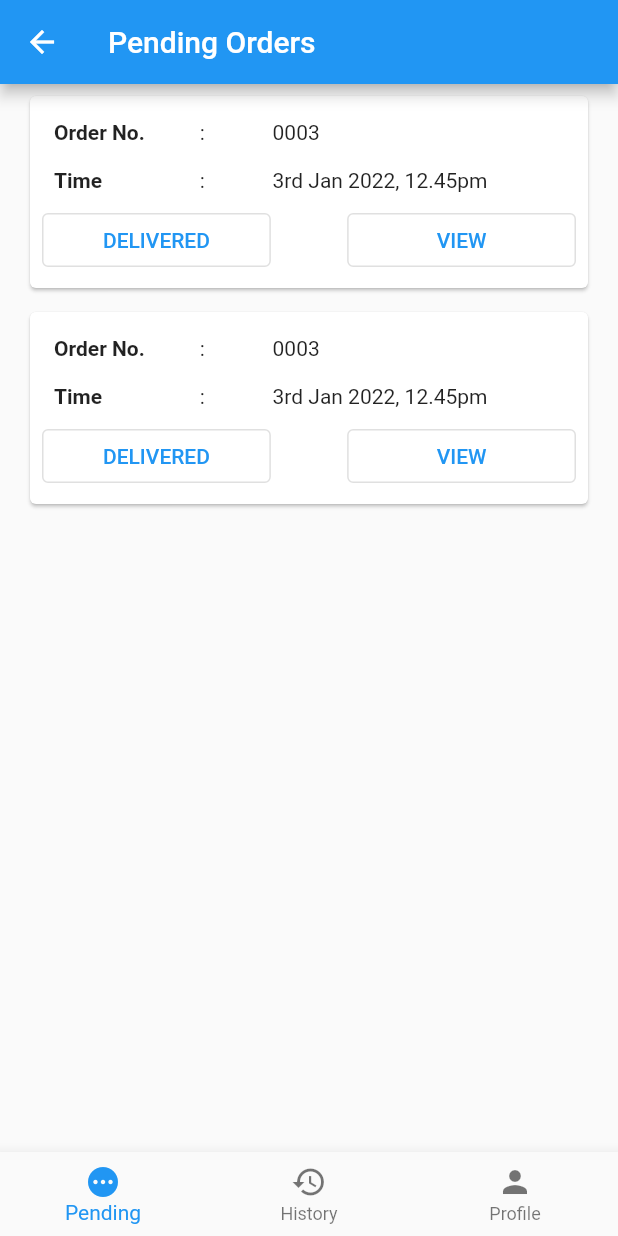
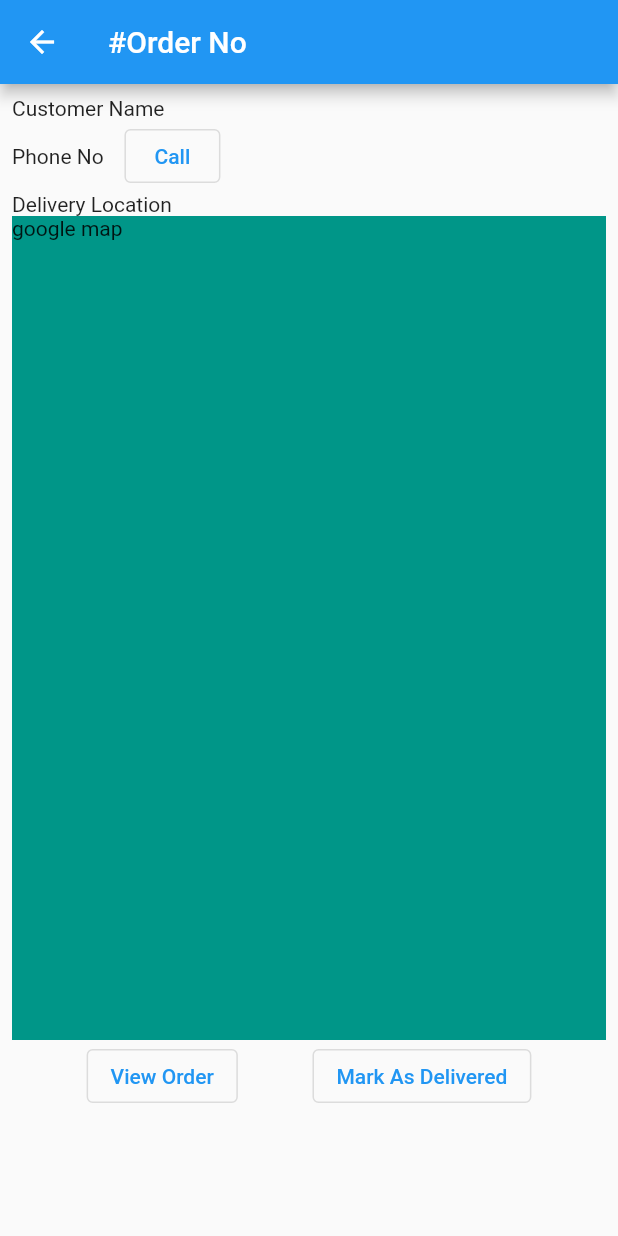
Before and after one commit to HasiruNMP/FoodOrderDeliverySystem, a Flutter app: the OrderView screen opened directly, after a tap on "VIEW", on a phone screen of 412 x 824 dp. Run offline on Flutter 3.47's test engine with Material 2 defaults, Android fonts, the light colour scheme and no system bars; our stand-ins replace flutter_otp_text_field.

Commit message:
delivery view basic ui

```diff
--- a/deliveryapp/lib/main.dart
+++ b/deliveryapp/lib/main.dart
@@ -1,3 +1,4 @@
+import 'package:deliveryapp/view/homeview.dart';
 import 'package:deliveryapp/view/loginview.dart';
 import 'package:flutter/material.dart';
 
@@ -16,7 +17,7 @@ class MyApp extends StatelessWidget {
       theme: ThemeData(
         primarySwatch: Colors.blue,
       ),
-      home: const LoginView(),
+      home: const HomeView(),
     );
   }
 }
--- /dev/null
+++ b/deliveryapp/lib/view/deliverview.dart
@@ -0,0 +1,112 @@
+import 'package:flutter/material.dart';
+
+class DeliverView extends StatefulWidget {
+  const DeliverView({Key? key}) : super(key: key);
+
+  @override
+  _DeliverViewState createState() => _DeliverViewState();
+}
+
+class _DeliverViewState extends State<DeliverView> {
+  @override
+  Widget build(BuildContext context) {
+    return Scaffold(
+      appBar: AppBar(
+        title: Text('#Order No'),
+      ),
+      body: SafeArea(
+        child: Padding(
+          padding: const EdgeInsets.all(8.0),
+          child: ListView(
+            children: [
+              Container(
+                alignment: Alignment.centerLeft,
+                child: Text('Customer Name'),
+              ),
+              Row(
+                children: [
+                  Container(
+                    alignment: Alignment.centerLeft,
+                    child: Text('Phone No    '),
+                  ),
+                  OutlinedButton(onPressed: () {}, child: Text('Call'))
+                ],
+              ),
+              Container(
+                alignment: Alignment.centerLeft,
+                child: Text('Delivery Location'),
+              ),
+              Container(
+                height: MediaQuery.of(context).size.height / 1.5,
+                color: Colors.teal,
+                child: Text('google map'),
+              ),
+              Row(
+                mainAxisAlignment: MainAxisAlignment.spaceEvenly,
+                children: [
+                  OutlinedButton(
+                      onPressed: () {
+                        _settingModalBottomSheet(context);
+                      },
+                      child: Text('View Order')),
+                  OutlinedButton(
+                      onPressed: () {}, child: Text('Mark As Delivered')),
+                ],
+              ),
+            ],
+          ),
+        ),
+      ),
+    );
+  }
+}
+
+void _settingModalBottomSheet(context) {
+  showModalBottomSheet(
+    context: context,
+    builder: (BuildContext bc) {
+      return Container(
+        height: 270,
+        child: Padding(
+          padding: const EdgeInsets.all(8.0),
+          child: Column(
+            children: [
+              Expanded(
+                flex: 1,
+                child: Container(
+                  child: Text('Total Price: Rs.5000'),
+                ),
+              ),
+              Expanded(
+                flex: 8,
+                child: Container(
+                  child: ListView(
+                    children: [
+                      Text('Large Pizza'),
+                      Text('Large Pizza'),
+                      Text('Large Pizza'),
+                      Text('Large Pizza'),
+                      Text('Large Pizza'),
+                      Text('Large Pizza'),
+                      Text('Large Pizza'),
+                      Text('Large Pizza'),
+                      Text('Large Pizza'),
+                      Text('Large Pizza'),
+                      Text('Large Pizza'),
+                      Text('Large Pizza'),
+                      Text('Large Pizza'),
+                      Text('Large Pizza'),
+                      Text('Large Pizza'),
+                      Text('Large Pizza'),
+                      Text('Large Pizza'),
+                    ],
+                  )
+                ),
+              ),
+            ],
+          ),
+        ),
+      );
+    }
+  );
+}
--- a/deliveryapp/lib/view/loginview.dart
+++ b/deliveryapp/lib/view/loginview.dart
@@ -12,6 +12,7 @@ class _LoginViewState extends State<LoginView> {
   @override
   Widget build(BuildContext context) {
     return Scaffold(
+
       body: SafeArea(
         child: Column(
           children: [
--- a/deliveryapp/lib/view/orderview.dart
+++ b/deliveryapp/lib/view/orderview.dart
@@ -1,3 +1,4 @@
+import 'package:deliveryapp/view/deliverview.dart';
 import 'package:deliveryapp/view/historyview.dart';
 import 'package:deliveryapp/view/profileview.dart';
 import 'package:flutter/material.dart';
@@ -10,22 +11,13 @@ class OrderView extends StatefulWidget {
 }
 
 class _OrderViewState extends State<OrderView> {
-  int _selectedIndex = 0;
-
-  static final List<AppBar> _appBarOptions = <AppBar>[
-    AppBar(
-      title: const Text('Pending Orders'),
+  @override
+  Widget build(BuildContext context) {
+    return Scaffold(
+      appBar: AppBar(
+        title: Text('Pending Orders'),
       ),
-    AppBar(
-      title: const Text('Order History'),
-    ),
-    AppBar(
-      title: const Text('Profile'),
-    )
-  ];
-  static final List<Widget> _widgetOptions = <Widget>[
-    // PENDING ORDERS TAB
-    SafeArea(
+      body: SafeArea(
         child: ListView(
           children: [
             ListTile(
@@ -78,7 +70,9 @@ class _OrderViewState extends State<OrderView> {
                           Expanded(
                             flex: 3,
                             child: OutlinedButton(
-                            onPressed: () {},
+                              onPressed: () {
+                                Navigator.push(context, MaterialPageRoute(builder: (context) {return const DeliverView();},),);
+                              },
                               child: const Text('VIEW'),
                             ),
                           ),
@@ -153,35 +147,6 @@ class _OrderViewState extends State<OrderView> {
           ],
         ),
       ),
-
-    // ORDER HISTORY TAB
-    const HistoryView(),
-
-    // PROFILE TAB
-    const ProfileView()
-  ];
-
-  void _onItemTapped(int index) {
-    setState(() {
-      _selectedIndex = index;
-    });
-  }
-
-  @override
-  Widget build(BuildContext context) {
-    return Scaffold(
-      appBar: _appBarOptions.elementAt(_selectedIndex),
-      body: _widgetOptions.elementAt(_selectedIndex),
-      bottomNavigationBar: BottomNavigationBar(
-        items: const [
-          BottomNavigationBarItem(icon: Icon(Icons.pending), label: 'Pending'),
-          BottomNavigationBarItem(icon: Icon(Icons.history), label: 'History'),
-          BottomNavigationBarItem(icon: Icon(Icons.person), label: 'Profile'),
-        ],
-        currentIndex: _selectedIndex,
-        //selectedItemColor: Colors.amber[800],
-        onTap: _onItemTapped,
-      ),
     );
   }
 }
```
Also changed, not shown: deliveryapp/lib/view/historyview.dart (+6 -1 lines), deliveryapp/lib/view/homeview.dart (added, +61 -0 lines), deliveryapp/lib/view/profileview.dart (+6 -1 lines). Lines whose indentation alone changed are shown as unchanged.
